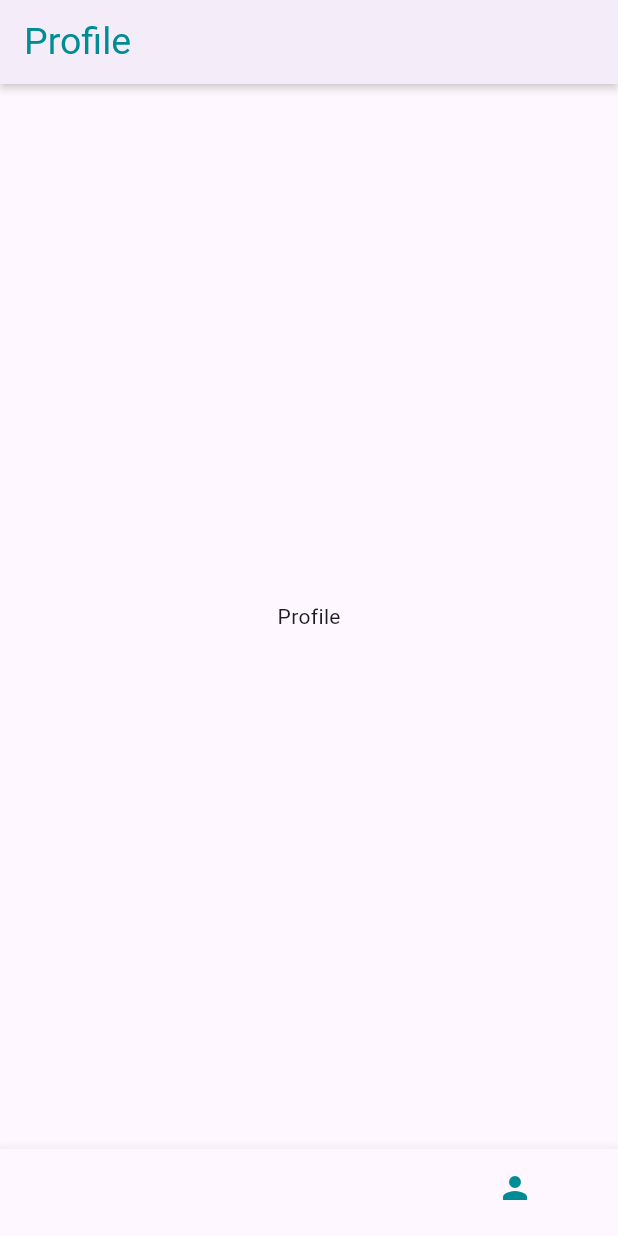
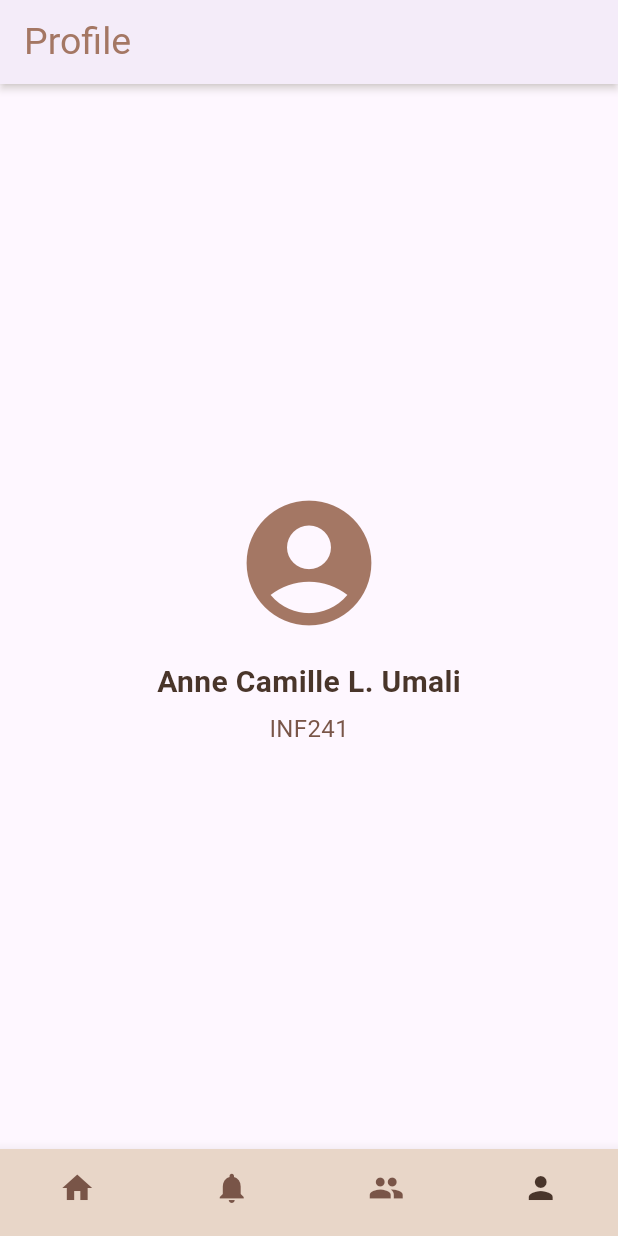
Before and after one commit to UmaliAC/umali_mobprogAY2627, a Flutter app: the screen it shows after launch, swiped to page 4, on a phone screen of 412 x 824 dp. Run offline on Flutter 3.47's test engine with Material 3 defaults, Android fonts, the phone set to English and light mode, and no system bars; our stand-ins replace flutter_screenutil; network calls fail; Roboto replaces fonts that are missing (Klavika).

Commit message:
update lab_act2

```diff
--- a/umali_mobprog/lib/constants.dart
+++ b/umali_mobprog/lib/constants.dart
@@ -2,8 +2,8 @@
 
 import 'package:flutter/material.dart';
 
-const Color FB_PRIMARY = Color(0xFF008C95);
-const Color FB_SECONDARY = Color(0xFF00666B);
-const Color FB_DARK_PRIMARY = Color(0xFF004D50);
-const Color FB_LIGHT_PRIMARY = Color(0xFFA7DADC);
-const Color FB_TEXT_COLOR_WHITE = Color(0xFFF5F3E7);
+const Color FB_PRIMARY = Color(0xFFA47764);
+const Color FB_SECONDARY = Color(0xFF795548);
+const Color FB_DARK_PRIMARY = Color(0xFF49352A);
+const Color FB_LIGHT_PRIMARY = Color(0xFFD7BDAF);
+const Color FB_TEXT_COLOR_WHITE = Color(0xFFF8F1E9);
--- a/umali_mobprog/lib/screens/home_screen.dart
+++ b/umali_mobprog/lib/screens/home_screen.dart
@@ -1,3 +1,4 @@
+
 import 'package:flutter/material.dart';
 import 'package:flutter_screenutil/flutter_screenutil.dart';
 import '../constants.dart';
@@ -42,7 +43,35 @@ class _HomeScreenState extends State<HomeScreen> {
           NewsFeedScreen(),
           NotificationScreen(),
           Center(child: Text('Friends')),
-          Center(child: Text('Profile')),
+          Center(
+            child: Column(
+              mainAxisAlignment: MainAxisAlignment.center,
+              children: [
+                Icon(
+                  Icons.account_circle,
+                  size: 100,
+                  color: FB_PRIMARY,
+                ),
+                SizedBox(height: 15),
+                Text(
+                  'Anne Camille L. Umali',
+                  style: TextStyle(
+                    fontSize: 20,
+                    fontWeight: FontWeight.bold,
+                    color: FB_DARK_PRIMARY,
+                  ),
+                ),
+                SizedBox(height: 5),
+                Text(
+                  'INF241',
+                  style: TextStyle(
+                    fontSize: 16,
+                    color: FB_SECONDARY,
+                  ),
+                ),
+              ],
+            ),
+          ),
         ],
         onPageChanged: (page) {
           setState(() {
@@ -51,6 +80,8 @@ class _HomeScreenState extends State<HomeScreen> {
         },
       ),
       bottomNavigationBar: BottomNavigationBar(
+        backgroundColor: Color(0xFFE8D6C8),
+        type: BottomNavigationBarType.fixed,
         showSelectedLabels: false,
         showUnselectedLabels: false,
         onTap: _onTappedBar,
@@ -72,7 +103,8 @@ class _HomeScreenState extends State<HomeScreen> {
             label: 'Profile',
           ),
         ],
-        selectedItemColor: FB_PRIMARY,
+        selectedItemColor: FB_DARK_PRIMARY,
+        unselectedItemColor: Color(0xFF795548),
         currentIndex: _selectedIndex,
       ),
     );
```
Also changed, not shown: umali_mobprog/lib/screens/newsfeed_screen.dart (+10 -0 lines), umali_mobprog/lib/screens/notification_screen.dart (+121 -20 lines), umali_mobprog/lib/widgets/newsfeed_card.dart (+12 -6 lines), umali_mobprog/lib/widgets/notification.dart (+6 -4 lines).
